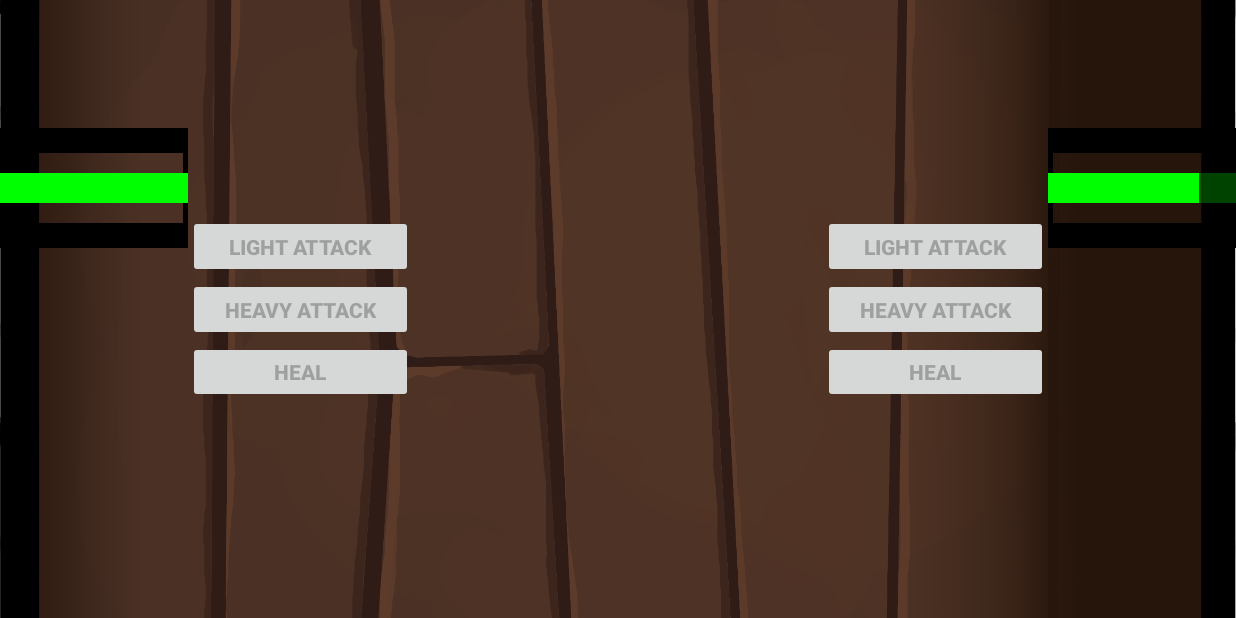
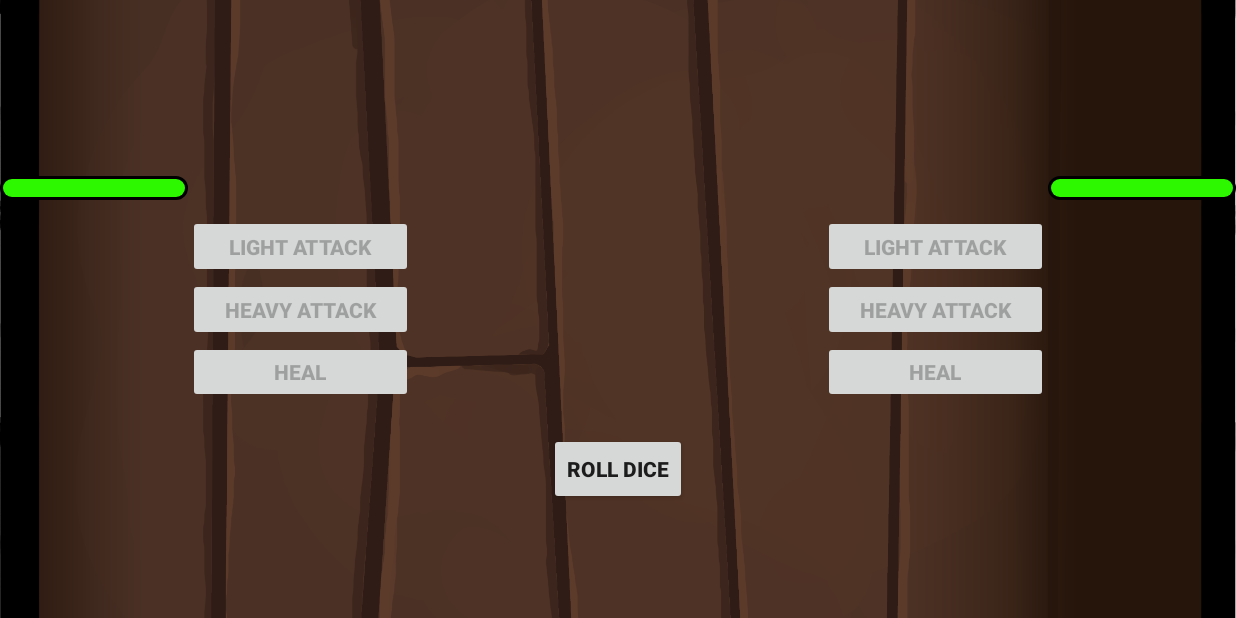
Before and after one commit to DmitryOvchinikov/MobileDuel, an Android app: the screen it shows after launch (activity_game), after a tap on "PLAY", on a phone screen of 824 x 412 dp (held sideways). Run offline under Robolectric (Android 15) with nearby library versions, the phone set to English and light mode, and no system bars; 3 statements that could not run were skipped.

Commit message:
Added: - Dice roll with a shake animation. - Game now starts only after a dice roll. - Few minor methods tweaked. - Progressbar border added. - Added internet permissions for future google map.

```diff
--- a/app/src/main/AndroidManifest.xml
+++ b/app/src/main/AndroidManifest.xml
@@ -1,6 +1,9 @@
 <?xml version="1.0" encoding="utf-8"?>
 <manifest xmlns:android="http://schemas.android.com/apk/res/android"
     package="com.example.mobileduel">
+
+    <uses-permission android:name="android.permission. ACCESS_COARSE_LOCATION" />
+    <uses-permission android:name="android.permission.INTERNET" />
 
     <application
         android:name=".MyApplication"
--- a/app/src/main/java/com/example/mobileduel/activity_game.java
+++ b/app/src/main/java/com/example/mobileduel/activity_game.java
@@ -3,7 +3,6 @@ package com.example.mobileduel;
 import androidx.appcompat.app.AppCompatActivity;
 
 import android.content.Intent;
-import android.content.SharedPreferences;
 import android.graphics.Color;
 import android.graphics.PorterDuff;
 import android.media.MediaPlayer;
@@ -11,9 +10,12 @@ import android.os.Bundle;
 import android.os.Handler;
 import android.util.Log;
 import android.view.View;
+import android.view.animation.Animation;
+import android.view.animation.AnimationUtils;
 import android.widget.Button;
 import android.widget.ImageView;
 import android.widget.ProgressBar;
+import android.widget.Toast;
 
 import com.bumptech.glide.Glide;
 
@@ -22,7 +24,7 @@ import java.util.Collections;
 import java.util.Comparator;
 import java.util.Random;
 
-//TODO: change the activate/deactivate button methods to a single one
+import javax.xml.datatype.Duration;
 
 public class activity_game extends AppCompatActivity {
 
@@ -32,24 +34,25 @@ public class activity_game extends AppCompatActivity {
     private Button game_BTN_rightlight;
     private Button game_BTN_rightheavy;
     private Button game_BTN_rightheal;
+    private Button game_BTN_roll;
 
     private ImageView game_IMG_leftPlayer;
     private ImageView game_IMG_rightPlayer;
     private ImageView game_IMG_background;
+    private ImageView game_IMG_dice1;
+    private ImageView game_IMG_dice2;
 
     private ProgressBar game_BAR_leftPlayer;
     private ProgressBar game_BAR_rightPlayer;
 
     private Player left_player;
     private Player right_player;
-
     private Player current_auto_player;
 
     private boolean game_mode;
 
     private Runnable automatic_runnable;
     private Handler automatic_handler;
-
     private boolean isRunnableActive;
 
     private MediaPlayer mediaPlayer;
@@ -69,26 +72,21 @@ public class activity_game extends AppCompatActivity {
         setButtonListeners();
         initializeProgressBars();
 
-        if (game_mode) {
-            //Left player always starts first, as per the instructions of a manual game.
-            activateButtons("left");
-            deactivateButtons("right");
-        } else {
-            playAutomatic();
-        }
+        updateButtons("left", false);
+        updateButtons("right", false);
 
-
+        game_IMG_dice1.setVisibility(View.INVISIBLE);
+        game_IMG_dice2.setVisibility(View.INVISIBLE);
     }
 
-    private void playAutomatic() {
-        deactivateButtons("left");
-        deactivateButtons("right");
+    //Play the game automatically via a handler with a delay of 1 second per turn.
+    private void playAutomatic(Player player) {
 
         isRunnableActive = true;
 
         final Random rand = new Random();
         final int delay = 1000;
-        current_auto_player = chooseStartingPlayer();
+        current_auto_player = player;
 
         automatic_handler = new Handler();
         automatic_runnable = new Runnable() {
@@ -100,6 +98,8 @@ public class activity_game extends AppCompatActivity {
                     finishGame(p);
                     return;
                 }
+
+                //Stop the runnable when it is supposed to stop, aka when onStop changes the boolean
                 if (!isRunnableActive) {
                     return;
                 }
@@ -111,8 +111,9 @@ public class activity_game extends AppCompatActivity {
                     current_auto_player = left_player;
                 }
 
+                //Not using heal at maximum health
                 if (current_auto_player.getHealth() == 50) {
-                    current_auto_player.action(rand.nextInt(2)); //not using heal at max health
+                    current_auto_player.action(rand.nextInt(2));
                 } else {
                     current_auto_player.action(rand.nextInt(3));
                 }
@@ -126,10 +127,7 @@ public class activity_game extends AppCompatActivity {
         automatic_handler.postDelayed(automatic_runnable, delay);
         }
 
-
-
-
-    //Play a single turn.
+    //Play a single manual turn.
     private void playManualTurn(Player player, int action_number, String activate_side, String deactivate_side) {
         // action_number:
         // 0 - Light attack
@@ -138,8 +136,8 @@ public class activity_game extends AppCompatActivity {
 
         //play an action, activate and deactivate the relevant buttons
         player.action(action_number);
-        activateButtons(activate_side);
-        deactivateButtons(deactivate_side);
+        updateButtons(activate_side, true);
+        updateButtons(deactivate_side, false);
 
         updateProgressBars();
 
@@ -149,17 +147,12 @@ public class activity_game extends AppCompatActivity {
         }
     }
 
-    //Pseudo-randomize a starting side via nextDouble.
-    private Player chooseStartingPlayer() {
-        Random rand = new Random();
-        double num = rand.nextDouble();
-        if (num >= 0.5) {
-            return left_player;
-        } else {
-            return right_player;
-        }
+    //choose the starting player via checking the pseudo-random values.
+    private boolean chooseStartingPlayer(int left, int right) {
+        return left > right;
     }
 
+    //Initialize the progress bars
     private void initializeProgressBars() {
         game_BAR_leftPlayer.setMax(left_player.getHealth());
         game_BAR_leftPlayer.setProgress(left_player.getHealth());
@@ -167,8 +160,10 @@ public class activity_game extends AppCompatActivity {
         game_BAR_rightPlayer.setMax(right_player.getHealth());
         game_BAR_rightPlayer.setProgress(right_player.getHealth());
 
-        game_BAR_leftPlayer.getProgressDrawable().setColorFilter(Color.GREEN, PorterDuff.Mode.SRC_IN);
-        game_BAR_rightPlayer.getProgressDrawable().setColorFilter(Color.GREEN, PorterDuff.Mode.SRC_IN);
+/*        Drawable left_draw = getDrawable(R.drawable.progressbar_border);
+        Drawable right_draw = getDrawable(R.drawable.progressbar_border);
+        game_BAR_leftPlayer.setProgressDrawable(left_draw);
+        game_BAR_rightPlayer.setProgressDrawable(right_draw);*/
     }
 
     //Click listener for the manual game.
@@ -206,6 +201,81 @@ public class activity_game extends AppCompatActivity {
         }
     };
 
+    private View.OnClickListener rollClickListener = new View.OnClickListener() {
+        @Override
+        public void onClick(final View view) {
+            final Animation anim1 = AnimationUtils.loadAnimation(activity_game.this, R.anim.shake);
+            final Animation anim2 = AnimationUtils.loadAnimation(activity_game.this, R.anim.shake);
+
+            Random rand = new Random();
+            final int left_value = rand.nextInt(6) + 1;
+            final int right_value = rand.nextInt(6) + 1;
+
+            final Animation.AnimationListener animationListener = new Animation.AnimationListener() {
+                @Override
+                public void onAnimationStart(Animation animation) {
+                    game_IMG_dice1.setVisibility(View.VISIBLE);
+                    game_IMG_dice2.setVisibility(View.VISIBLE);
+                    game_BTN_roll.setEnabled(false);
+                }
+
+                @Override
+                public void onAnimationEnd(Animation animation) {
+
+                    if (animation == anim1) {
+                        int res = getResources().getIdentifier("dice_number" + left_value, "drawable", "com.example.mobileduel");
+                        Glide.with(view).load(res).into(game_IMG_dice1);
+                    } else if (animation == anim2) {
+                        int res = getResources().getIdentifier("dice_number" + right_value, "drawable", "com.example.mobileduel");
+                        Glide.with(view).load(res).into(game_IMG_dice2);
+                    }
+
+
+                    boolean isLeftStarting = chooseStartingPlayer(left_value, right_value);
+
+                    if (left_value == right_value) {
+                        Toast.makeText(activity_game.this,"DRAW! ROLL AGAIN!", Toast.LENGTH_SHORT).show();
+                        game_BTN_roll.setEnabled(true);
+                        return;
+                    }
+
+                    //Starting the Manual/Automatic game depending on who "won".
+                    if (isLeftStarting) {
+                        if (game_mode) {
+                            updateButtons("left", true);
+                            updateButtons("right", false);
+                        } else {
+                            playAutomatic(left_player);
+                        }
+                        Toast.makeText(activity_game.this,"LEFT PLAYER WON!", Toast.LENGTH_SHORT).show();
+                    } else {
+                        if (game_mode) {
+                            updateButtons("right", true);
+                            updateButtons("left", false);
+                        } else {
+                            playAutomatic(right_player);
+                        }
+                        Toast.makeText(activity_game.this,"RIGHT PLAYER WON!", Toast.LENGTH_SHORT).show();
+                    }
+                    game_BTN_roll.setVisibility(View.INVISIBLE);
+                    game_IMG_dice1.setVisibility(View.INVISIBLE);
+                    game_IMG_dice2.setVisibility(View.INVISIBLE);
+
+                }
+
+                @Override
+                public void onAnimationRepeat(Animation animation) {
+                }
+
+            };
+            anim1.setAnimationListener(animationListener);
+            anim2.setAnimationListener(animationListener);
+
+            game_IMG_dice1.startAnimation(anim1);
+            game_IMG_dice2.startAnimation(anim2);
+        }
+    };
+
     //Update the progress bars.
     private void updateProgressBars() {
         game_BAR_leftPlayer.setProgress(left_player.getHealth());
@@ -214,18 +284,18 @@ public class activity_game extends AppCompatActivity {
         updateProgressBarColors();
     }
 
-    //Change the color of the progress bars if they are below 15 to RED, otherwise to GREEN.
+    //Update the color of the progress bars if they are below 15 to RED, otherwise to GREEN.
     private void updateProgressBarColors() {
         if (game_BAR_leftPlayer.getProgress() <= 15) {
-            game_BAR_leftPlayer.getProgressDrawable().setColorFilter(Color.RED, PorterDuff.Mode.SRC_IN);
+            game_BAR_leftPlayer.getProgressDrawable().setColorFilter(Color.RED, PorterDuff.Mode.SRC);
         } else {
-            game_BAR_leftPlayer.getProgressDrawable().setColorFilter(Color.GREEN, PorterDuff.Mode.SRC_IN);
+            game_BAR_leftPlayer.getProgressDrawable().setColorFilter(Color.GREEN, PorterDuff.Mode.SRC);
         }
 
         if (game_BAR_rightPlayer.getProgress() <= 15) {
-            game_BAR_rightPlayer.getProgressDrawable().setColorFilter(Color.RED, PorterDuff.Mode.SRC_IN);
+            game_BAR_rightPlayer.getProgressDrawable().setTint(Color.RED);
         } else {
-            game_BAR_rightPlayer.getProgressDrawable().setColorFilter(Color.GREEN, PorterDuff.Mode.SRC_IN);
+            game_BAR_rightPlayer.getProgressDrawable().setTint(Color.GREEN);
         }
     }
 
@@ -240,8 +310,8 @@ public class activity_game extends AppCompatActivity {
     }
 
     private void finishGame(Player p) {
-        deactivateButtons("Left");
-        deactivateButtons("Right");
+        updateButtons("Left", false);
+        updateButtons("Right", false);
 
         saveToSharedPreferences(p);
 
@@ -252,27 +322,15 @@ public class activity_game extends AppCompatActivity {
         finish();
     }
 
-    private void deactivateButtons(String side) {
+    private void updateButtons(String side, boolean state) {
         if (side.equals("left")) {
-            game_BTN_leftlight.setEnabled(false);
-            game_BTN_leftheavy.setEnabled(false);
-            game_BTN_leftheal.setEnabled(false);
+            game_BTN_leftlight.setEnabled(state);
+            game_BTN_leftheavy.setEnabled(state);
+            game_BTN_leftheal.setEnabled(state);
         } else {
-            game_BTN_rightlight.setEnabled(false);
-            game_BTN_rightheavy.setEnabled(false);
-            game_BTN_rightheal.setEnabled(false);
-        }
-    }
-
-    private void activateButtons(String side) {
-        if (side.equals("left")) {
-            game_BTN_leftlight.setEnabled(true);
-            game_BTN_leftheavy.setEnabled(true);
-            game_BTN_leftheal.setEnabled(true);
-        } else {
-            game_BTN_rightlight.setEnabled(true);
-            game_BTN_rightheavy.setEnabled(true);
-            game_BTN_rightheal.setEnabled(true);
+            game_BTN_rightlight.setEnabled(state);
+            game_BTN_rightheavy.setEnabled(state);
+            game_BTN_rightheal.setEnabled(state);
         }
     }
 
@@ -300,12 +358,16 @@ public class activity_game extends AppCompatActivity {
         game_BTN_rightlight.setOnClickListener(manualClickListener);
         game_BTN_rightheavy.setOnClickListener(manualClickListener);
         game_BTN_rightheal.setOnClickListener(manualClickListener);
+
+        game_BTN_roll.setOnClickListener(rollClickListener);
     }
 
     private void glideIMGs() {
         Glide.with(this).load(R.drawable.left_player).into(game_IMG_leftPlayer);
         Glide.with(this).load(R.drawable.right_player).into(game_IMG_rightPlayer);
         Glide.with(this).load(R.drawable.main_background).into(game_IMG_background);
+        Glide.with(this).load(R.drawable.dice_number1).into(game_IMG_dice1);
+        Glide.with(this).load(R.drawable.dice_number6).into(game_IMG_dice2);
     }
 
     private void findViews() {
@@ -315,10 +377,13 @@ public class activity_game extends AppCompatActivity {
         game_BTN_rightlight = findViewById(R.id.game_BTN_rightlight);
         game_BTN_rightheavy = findViewById(R.id.game_BTN_rightheavy);
         game_BTN_rightheal = findViewById(R.id.game_BTN_rightheal);
+        game_BTN_roll = findViewById(R.id.game_BTN_roll);
 
         game_IMG_leftPlayer = findViewById(R.id.game_IMG_leftPlayer);
         game_IMG_rightPlayer = findViewById(R.id.game_IMG_rightPlayer);
         game_IMG_background = findViewById(R.id.game_IMG_background);
+        game_IMG_dice1 = findViewById(R.id.game_IMG_dice1);
+        game_IMG_dice2 = findViewById(R.id.game_IMG_dice2);
 
         game_BAR_leftPlayer = findViewById(R.id.game_BAR_leftPlayer);
         game_BAR_rightPlayer = findViewById(R.id.game_BAR_rightPlayer);
@@ -362,6 +427,6 @@ public class activity_game extends AppCompatActivity {
     @Override
     public void onBackPressed() {
         super.onBackPressed();
-        onStop();
+        finish();
     }
 }
--- a/app/src/main/java/com/example/mobileduel/activity_main.java
+++ b/app/src/main/java/com/example/mobileduel/activity_main.java
@@ -20,7 +20,10 @@ import com.bumptech.glide.Glide;
 import java.util.ArrayList;
 
 //TODO: Map in the records sliding panel
-//TODO: fix records panel header
+//TODO: Coin flip / throwing dice animation for the random player choice
+//TODO: fix healing other player
+//TODO: fix progress bar border shenanigans
+//TODO: fix animation disappearing instantly
 
 public class activity_main extends AppCompatActivity {
 
--- a/app/src/main/res/drawable/progressbar_border.xml
+++ b/app/src/main/res/drawable/progressbar_border.xml
@@ -1,9 +1,24 @@
-<?xml version="1.0" encoding="utf-8"?>
-<shape xmlns:android="http://schemas.android.com/apk/res/android">
+<layer-list xmlns:android="http://schemas.android.com/apk/res/android">
 
-    <stroke
-        android:width="3dp"
-        android:color="@color/black" >
-    </stroke>
+    <item android:id="@android:id/background">
+        <shape>
+            <corners android:radius="10dp"/>
+            <stroke android:color="@color/black" android:width="10dp" />
+        </shape>
+    </item>
 
-</shape>
+    <item android:id="@android:id/progress"
+        android:top="2dp"
+        android:bottom="2dp"
+        android:right="2dp"
+        android:left="2dp">
+        <clip>
+            <scale android:scaleWidth="100%" >
+                <shape>
+                    <corners android:radius="10dp"/>
+                    <solid android:color="@color/green" />
+                </shape>
+            </scale>
+        </clip>
+    </item>
+</layer-list>
--- a/app/src/main/res/layout/activity_game.xml
+++ b/app/src/main/res/layout/activity_game.xml
@@ -13,6 +13,16 @@
         android:scaleType="centerCrop"
     />
 
+    <Button
+        android:id="@+id/game_BTN_roll"
+        android:layout_width="wrap_content"
+        android:layout_height="wrap_content"
+        android:text="@string/roll_dice"
+        android:layout_centerHorizontal="true"
+        android:layout_alignParentBottom="true"
+        android:layout_marginBottom="75dp"
+        android:textStyle="bold"
+        />
 
     <ProgressBar
         android:id="@+id/game_BAR_leftPlayer"
@@ -22,8 +32,7 @@
         style="@style/Widget.AppCompat.ProgressBar.Horizontal"
         android:layout_above="@id/game_IMG_leftPlayer"
         android:layout_marginBottom="10dp"
-        android:background="@drawable/progressbar_border"
-        android:scaleY="5"
+        android:progressDrawable="@drawable/progressbar_border"
     />
 
     <ProgressBar
@@ -34,9 +43,8 @@
         style="@style/Widget.AppCompat.ProgressBar.Horizontal"
         android:layout_above="@id/game_IMG_rightPlayer"
         android:layout_marginBottom="10dp"
-        android:background="@drawable/progressbar_border"
-        android:scaleY="5"
-    />
+        android:progressDrawable="@drawable/progressbar_border"
+        />
 
     <ImageView
         android:id="@+id/game_IMG_leftPlayer"
@@ -58,6 +66,7 @@
 
 
     <LinearLayout
+        android:id="@+id/game_LBL_leftPlayerLayout"
         android:layout_width="wrap_content"
         android:layout_height="125dp"
         android:orientation="vertical"
@@ -94,6 +103,7 @@
     </LinearLayout>
 
     <LinearLayout
+        android:id="@+id/game_LBL_rightPlayerLayout"
         android:layout_width="wrap_content"
         android:layout_height="125dp"
         android:orientation="vertical"
@@ -128,5 +138,22 @@
         />
 </LinearLayout>
 
+    <ImageView
+        android:id="@+id/game_IMG_dice1"
+        android:layout_width="100dp"
+        android:layout_height="100dp"
+        android:layout_centerVertical="true"
+        android:layout_marginStart="200dp"
+        />
+
+    <ImageView
+        android:id="@+id/game_IMG_dice2"
+        android:layout_width="100dp"
+        android:layout_height="100dp"
+        android:layout_centerVertical="true"
+        android:layout_alignParentEnd="true"
+        android:layout_marginEnd="200dp"
+        />
+
 
 </RelativeLayout>
--- a/app/src/main/res/values/colors.xml
+++ b/app/src/main/res/values/colors.xml
@@ -7,6 +7,7 @@
     <color name="white">#FFFFFF</color>
     <color name="black">#000000</color>
     <color name="dark_red">#6E0000</color>
+    <color name="green">#2DF800</color>
 
 
 </resources>
--- a/app/src/main/res/values/strings.xml
+++ b/app/src/main/res/values/strings.xml
@@ -11,6 +11,7 @@
     <string name="manual_game">Manual Game</string>
     <string name="records">Records</string>
     <string name="update_records">Reset Records</string>
+    <string name="roll_dice">roll dice</string>
 
     <!--                         GAME                         -->
 
```
Also changed, not shown: app/src/main/res/anim/shake.xml (added, +20 -0 lines), app/src/main/res/drawable/dice_number1.png (added), app/src/main/res/drawable/dice_number2.png (added), app/src/main/res/drawable/dice_number3.png (added), app/src/main/res/drawable/dice_number4.png (added), app/src/main/res/drawable/dice_number5.png (added), app/src/main/res/drawable/dice_number6.png (added).
